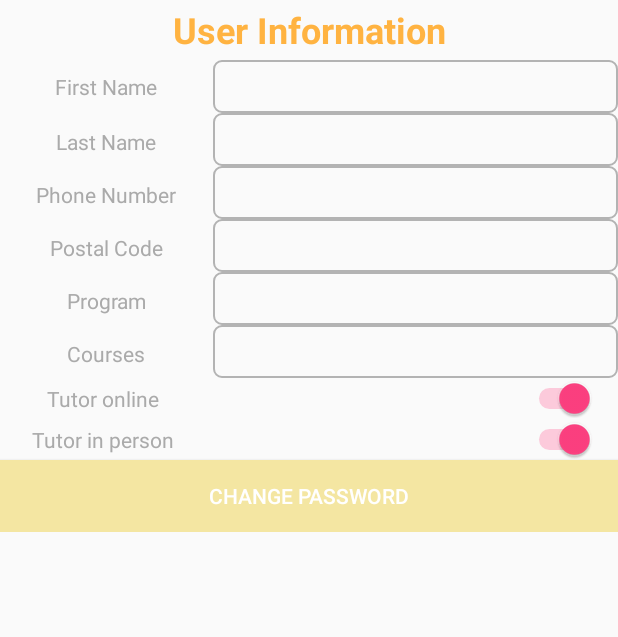
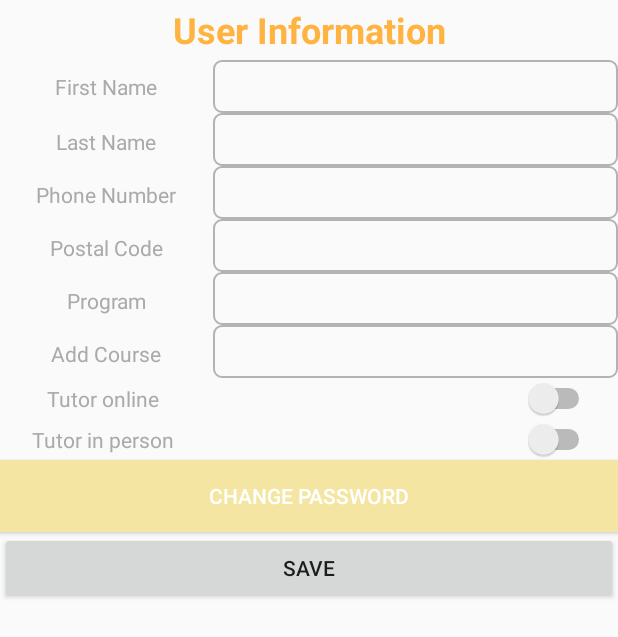
Before and after one commit to elba98/T2, an Android app: the SettingsUserActivity screen opened directly, with no data from a screen before it, on a phone screen of 412 x 824 dp. Shown: the top 637 px of the screen. Run offline under Robolectric (Android 15) with nearby library versions, the phone set to English and light mode, and no system bars; our stand-ins replace Firebase (no records; nobody signed in at launch, a user with empty details on screens opened directly).

Commit message:
Most of the settings are done.

```diff
--- a/app/src/main/java/com/cp317/t2/t2/SettingsUserActivity.java
+++ b/app/src/main/java/com/cp317/t2/t2/SettingsUserActivity.java
@@ -3,10 +3,12 @@ package com.cp317.t2.t2;
 import android.content.Intent;
 import android.os.Bundle;
 import android.support.v7.app.AppCompatActivity;
-import android.util.Log;
 import android.view.View;
 import android.widget.Button;
 import android.widget.EditText;
+import android.widget.Toast;
+import android.widget.EditText;
+import android.widget.Switch;
 import android.widget.Toast;
 
 import com.google.firebase.auth.FirebaseAuth;
@@ -17,9 +19,14 @@ import com.google.firebase.database.FirebaseDatabase;
 import com.google.firebase.database.ValueEventListener;
 
 public class SettingsUserActivity extends AppCompatActivity {
+    private Button changePassword_button;
+    private Button save_button;
     private FirebaseAuth mAuth;
     private EditText firstName_editText, lastName_editText, phoneNumber_editText, postalCode_editText, program_editText, courses_editText;
-    private Button changePassword_button;
+    private DatabaseReference usersDatabase;
+    private EditText add_course_editText;
+    private Switch onlinePreference_switch;
+    private Switch inPersonPreference_switch;
 
     @Override
     protected void onCreate(Bundle savedInstanceState) {
@@ -32,7 +39,7 @@ public class SettingsUserActivity extends AppCompatActivity {
         phoneNumber_editText = (EditText) findViewById(R.id.phoneNumber_editText);
         postalCode_editText = (EditText) findViewById(R.id.postalCode_editText);
         program_editText = (EditText) findViewById(R.id.program_editText);
-        courses_editText = (EditText) findViewById(R.id.courses_editText);
+        courses_editText = (EditText) findViewById(R.id.add_course_editText);
 
         fillFieldsFromDatabase();
 
@@ -43,6 +50,55 @@ public class SettingsUserActivity extends AppCompatActivity {
                 startActivity(intent);
             }
         });
+
+        save_button = (Button) findViewById(R.id.save_button);
+
+        save_button.setOnClickListener(new View.OnClickListener(){
+            @Override
+            public void onClick(View view) {
+                save_data();
+            }
+
+        });
+
+    }
+
+    public void save_data(){
+        try{
+
+            firstName_editText = (EditText) findViewById(R.id.firstName_editText);
+            final String fname = firstName_editText.getText().toString().trim();
+
+            lastName_editText = (EditText) findViewById(R.id.lastName_editText);
+            String lname = lastName_editText.getText().toString().trim();
+
+            phoneNumber_editText = (EditText) findViewById(R.id.phoneNumber_editText);
+            String pnum = phoneNumber_editText.getText().toString().trim();
+
+            postalCode_editText = (EditText) findViewById(R.id.postalCode_editText);
+            String pcode = postalCode_editText.getText().toString().trim();
+
+            program_editText = (EditText) findViewById(R.id.program_editText);
+            String program = program_editText.getText().toString().trim();
+
+            add_course_editText = (EditText) findViewById(R.id.add_course_editText);
+            String courses = add_course_editText.getText().toString().trim();
+
+
+            mAuth = FirebaseAuth.getInstance();
+            usersDatabase = FirebaseDatabase.getInstance().getReference("users");
+            String userId = mAuth.getCurrentUser().getUid();
+            usersDatabase.child(userId).child("userFirstName").setValue(fname);
+            usersDatabase.child(userId).child("userLastName").setValue(lname);
+            usersDatabase.child(userId).child("userPostalCode").setValue(pcode);
+            usersDatabase.child(userId).child("userPhoneNumber").setValue(pnum);
+            usersDatabase.child(userId).child("program").setValue(program);
+            usersDatabase.child(userId).child("courses").setValue(courses);
+
+        }
+        catch (Exception e){
+            System.out.println(e);
+        }
     }
 
     @Override
@@ -57,7 +113,6 @@ public class SettingsUserActivity extends AppCompatActivity {
             mAuth = FirebaseAuth.getInstance();
             usersDatabase = FirebaseDatabase.getInstance().getReference("users");
             String userId = mAuth.getCurrentUser().getUid();
-            Log.d("UserId:", userId);
             usersDatabase.child(userId).addListenerForSingleValueEvent(new ValueEventListener() {
 
                 @Override
--- a/app/src/main/res/layout/activity_settings_user.xml
+++ b/app/src/main/res/layout/activity_settings_user.xml
@@ -2,8 +2,12 @@
 <RelativeLayout xmlns:android="http://schemas.android.com/apk/res/android"
     xmlns:tools="http://schemas.android.com/tools"
     android:layout_width="match_parent"
-    android:layout_height="wrap_content"
-    android:focusableInTouchMode="true">
+    android:layout_height="wrap_content">
+
+    <LinearLayout
+        android:layout_width="match_parent"
+        android:layout_height="match_parent"
+        android:orientation="vertical">
 
         <TextView
             android:id="@+id/title_textView"
@@ -24,11 +28,6 @@
                 android:layout_width="match_parent"
                 android:layout_height="wrap_content"
                 android:orientation="vertical">
-
-            <Space
-                android:layout_width="match_parent"
-                android:layout_height="40dp"
-                android:layout_weight="1" />
 
                 <LinearLayout
                     android:id="@+id/firstName_linearLayout"
@@ -174,24 +173,24 @@
                 </LinearLayout>
 
                 <LinearLayout
-                android:id="@+id/courses_linearLayout"
+                    android:id="@+id/add_courses_linearLayout"
                     android:layout_width="match_parent"
                     android:layout_height="match_parent"
                     android:layout_weight="1"
                     android:orientation="horizontal">
 
                     <TextView
-                    android:id="@+id/courses_textView"
+                        android:id="@+id/add_course_textView"
                         android:layout_width="30dp"
                         android:layout_height="wrap_content"
                         android:layout_weight="2"
-                    android:text="Courses"
+                        android:text="Add Course"
                         android:textAlignment="center"
                         android:textAppearance="@style/TextAppearance.AppCompat"
                         android:textColor="@android:color/darker_gray" />
 
                     <EditText
-                    android:id="@+id/courses_editText"
+                        android:id="@+id/add_course_editText"
                         android:layout_width="wrap_content"
                         android:layout_height="35dp"
                         android:layout_weight="1"
@@ -224,7 +223,6 @@
                         android:layout_width="wrap_content"
                         android:layout_height="wrap_content"
                         android:layout_weight="4"
-                    android:checked="true"
                         android:paddingRight="15dp"
                         tools:checked="true" />
                 </LinearLayout>
@@ -251,7 +249,6 @@
                         android:layout_width="wrap_content"
                         android:layout_height="wrap_content"
                         android:layout_weight="4"
-                    android:checked="true"
                         android:paddingRight="15dp"
                         tools:checked="true" />
                 </LinearLayout>
@@ -266,8 +263,17 @@
                     android:text="@string/change_password"
                     android:textColor="@android:color/white" />
 
+                <Button
+                    android:id="@+id/save_button"
+                    android:layout_width="match_parent"
+                    android:layout_height="wrap_content"
+                    android:layout_weight="1"
+                    android:text="Save" />
+
             </LinearLayout>
 
         </ScrollView>
 
+    </LinearLayout>
+
 </RelativeLayout>
```
Also changed, not shown: app/src/main/java/com/cp317/t2/t2/User.java (+6 -3 lines). Lines whose indentation alone changed are shown as unchanged.
